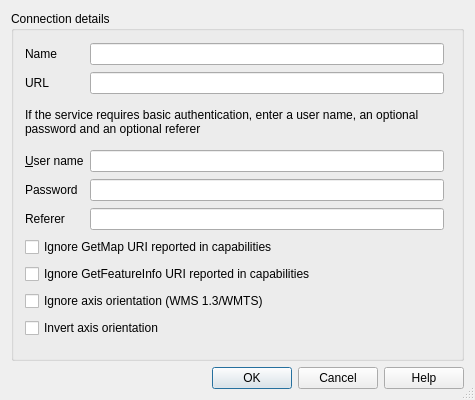
Before: the Qt Designer form src/ui/qgsnewhttpconnectionbase.ui in carsmie/QGIS, drawn with Qt 5.
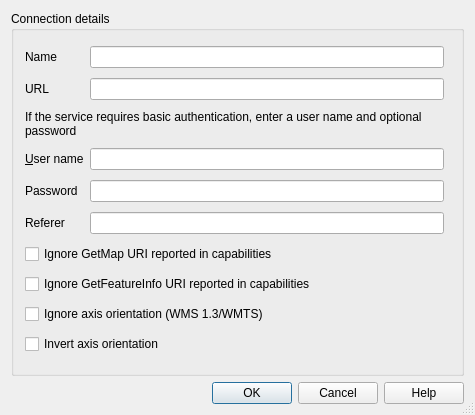
After: the same form once the commit is applied.

Patch:
```diff
--- a/src/ui/qgsnewhttpconnectionbase.ui
+++ b/src/ui/qgsnewhttpconnectionbase.ui
@@ -7,7 +7,7 @@
     <x>0</x>
     <y>0</y>
     <width>475</width>
-    <height>400</height>
+    <height>415</height>
    </rect>
   </property>
   <property name="windowTitle">
@@ -55,7 +55,7 @@
          </sizepolicy>
         </property>
         <property name="text">
-         <string>If the service requires basic authentication, enter a user name, an optional password and an optional referer</string>
+         <string>If the service requires basic authentication, enter a user name and optional password</string>
         </property>
         <property name="textFormat">
          <enum>Qt::PlainText</enum>
```
Left out of the diff: 2 changed lines with no effect on the pictures.
